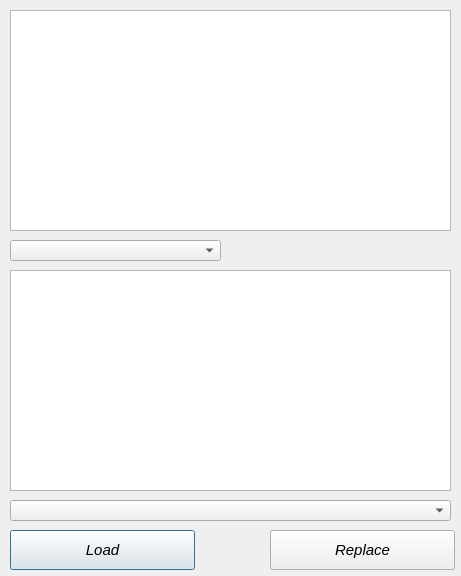
Above: MoMTweaker/dialoglbxeditor.ui from jbalcomb/MoM-RTGT before the change. Below: the same form after it.
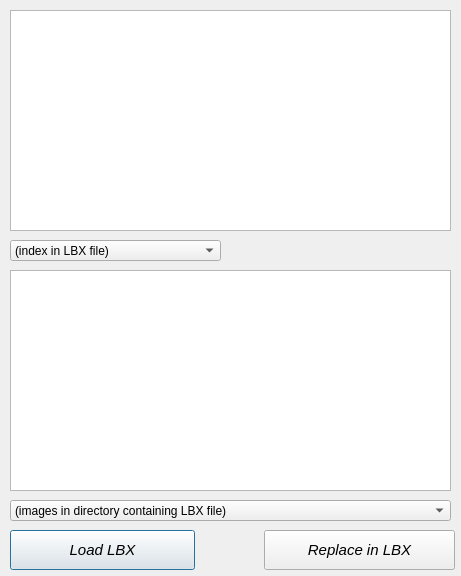
That is the form after the change. Icons and pictures are not drawn.

```diff
--- a/MoMTweaker/dialoglbxeditor.ui
+++ b/MoMTweaker/dialoglbxeditor.ui
@@ -41,6 +41,11 @@
      <height>21</height>
     </rect>
    </property>
+   <item>
+    <property name="text">
+     <string>(index in LBX file)</string>
+    </property>
+   </item>
   </widget>
   <widget class="QPushButton" name="pushButton_Load">
    <property name="geometry">
@@ -70,7 +75,7 @@
     </font>
    </property>
    <property name="text">
-    <string>Load</string>
+    <string>Load LBX</string>
    </property>
    <property name="icon">
     <iconset resource="../Resources/InteractiveGameTweaker.qrc">
@@ -86,9 +91,9 @@
   <widget class="QPushButton" name="pushButton_Replace">
    <property name="geometry">
     <rect>
-     <x>270</x>
+     <x>264</x>
      <y>530</y>
-     <width>185</width>
+     <width>191</width>
      <height>40</height>
     </rect>
    </property>
@@ -111,7 +116,7 @@
     </font>
    </property>
    <property name="text">
-    <string>Replace</string>
+    <string>Replace in LBX</string>
    </property>
    <property name="icon">
     <iconset resource="../Resources/InteractiveGameTweaker.qrc">
@@ -152,6 +157,11 @@
      <height>21</height>
     </rect>
    </property>
+   <item>
+    <property name="text">
+     <string>(images in directory containing LBX file)</string>
+    </property>
+   </item>
   </widget>
  </widget>
  <resources>
```
